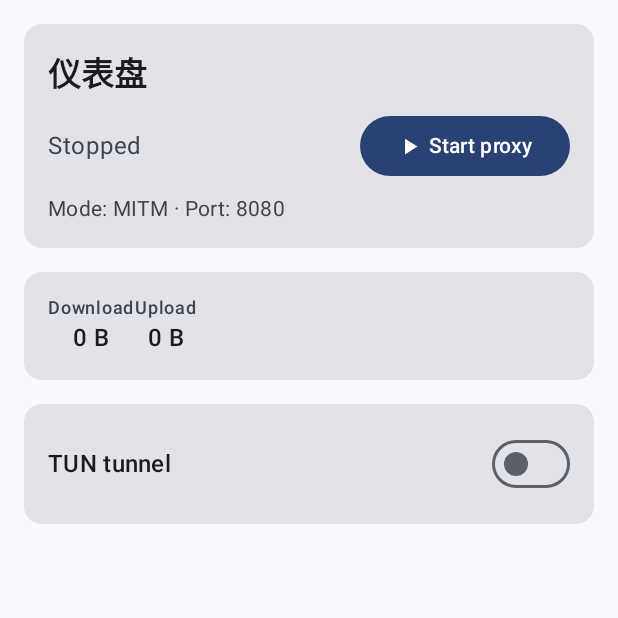
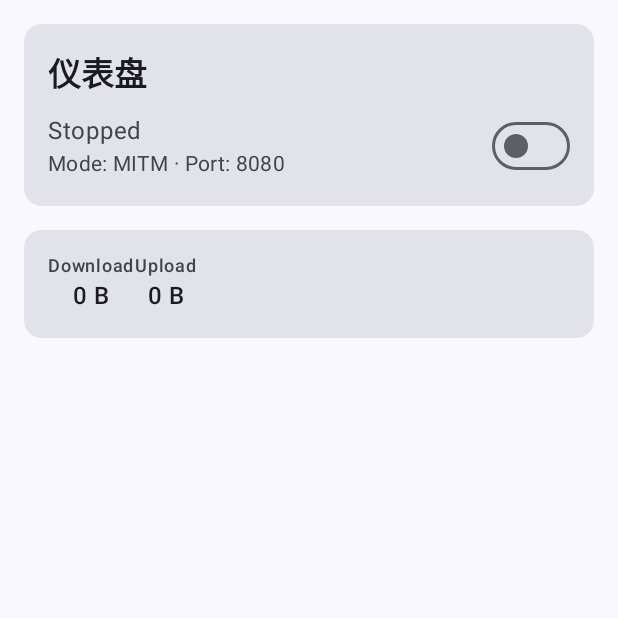
Before and after one commit to paher1221/Snishaper-Droid-Native, an Android app built with Jetpack Compose: the DashboardScreen screen opened through its navigation route, on a phone screen of 412 x 824 dp, the top half of it. Run offline under Robolectric (Android 15) with nearby library versions, the phone set to English and light mode, and no system bars; libraries missing offline, so code that uses them is left out: com.snishaper.core; 2 statements that could not run were skipped.

Commit message:
feat(dashboard): single TUN master switch
Merge proxy start/stop into the TUN toggle: switching TUN on starts the
proxy first (idempotent), switching off stops both. Dashboard now shows
one status card (running state, mode/port, engine message) with a single
switch plus the traffic card.

```diff
--- a/feature/dashboard/src/main/kotlin/com/snishaper/android/feature/dashboard/ui/DashboardScreen.kt
+++ b/feature/dashboard/src/main/kotlin/com/snishaper/android/feature/dashboard/ui/DashboardScreen.kt
@@ -3,20 +3,14 @@ package com.snishaper.android.feature.dashboard.ui
 import androidx.compose.foundation.layout.Arrangement
 import androidx.compose.foundation.layout.Column
 import androidx.compose.foundation.layout.Row
-import androidx.compose.foundation.layout.Spacer
 import androidx.compose.foundation.layout.fillMaxSize
 import androidx.compose.foundation.layout.fillMaxWidth
 import androidx.compose.foundation.layout.padding
 import androidx.compose.foundation.layout.size
 import androidx.compose.foundation.rememberScrollState
 import androidx.compose.foundation.verticalScroll
-import androidx.compose.material.icons.Icons
-import androidx.compose.material.icons.filled.PlayArrow
-import androidx.compose.material.icons.filled.Stop
-import androidx.compose.material3.Button
 import androidx.compose.material3.Card
 import androidx.compose.material3.CircularProgressIndicator
-import androidx.compose.material3.Icon
 import androidx.compose.material3.MaterialTheme
 import androidx.compose.material3.Switch
 import androidx.compose.material3.Text
@@ -38,7 +32,6 @@ import android.widget.Toast
 import com.snishaper.android.feature.dashboard.R
 import com.snishaper.android.feature.dashboard.vm.DashboardUiState
 import com.snishaper.android.feature.dashboard.vm.DashboardViewModel
-import com.snishaper.android.feature.dashboard.vm.ProxyOpEvent
 import com.snishaper.android.feature.dashboard.vm.TunOpEvent
 
 /** 与旧版 Dashboard.tsx 一致：空模式显示为 MITM。 */
@@ -56,7 +49,6 @@ private fun formatBytes(bytes: Long): String {
 fun DashboardScreen(modifier: Modifier = Modifier, viewModel: DashboardViewModel = viewModel()) {
     val state by viewModel.uiState.collectAsStateWithLifecycle()
     val tunEvent by viewModel.tunEvents.collectAsStateWithLifecycle()
-    val proxyEvent by viewModel.proxyEvents.collectAsStateWithLifecycle()
     val context = LocalContext.current
 
     val consentLauncher = rememberLauncherForActivityResult(
@@ -77,9 +69,6 @@ fun DashboardScreen(modifier: Modifier = Modifier, viewModel: DashboardViewModel
         )
         is TunOpEvent.ConsentNeeded, null -> null
     }
-    val proxyToast = (proxyEvent as? ProxyOpEvent.Error)?.let {
-        ToastText(stringResource(R.string.dashboard_proxy_toggle_failed, it.message), short = false)
-    }
 
     LaunchedEffect(tunEvent) {
         if (tunEvent is TunOpEvent.ConsentNeeded) {
@@ -93,12 +82,6 @@ fun DashboardScreen(modifier: Modifier = Modifier, viewModel: DashboardViewModel
         }
         if (tunEvent != null) viewModel.consumeTunEvent()
     }
-    LaunchedEffect(proxyEvent) {
-        proxyToast?.let { toast ->
-            Toast.makeText(context, toast.text, Toast.LENGTH_LONG).show()
-        }
-        if (proxyEvent != null) viewModel.consumeProxyEvent()
-    }
 
     Column(
         modifier = modifier
@@ -107,9 +90,8 @@ fun DashboardScreen(modifier: Modifier = Modifier, viewModel: DashboardViewModel
             .padding(16.dp),
         verticalArrangement = Arrangement.spacedBy(16.dp),
     ) {
-        StatusCard(state = state, onToggleProxy = viewModel::toggleProxy)
+        MainCard(state = state, onToggleTun = viewModel::toggleTun)
         TrafficCard(state = state)
-        TunCard(state = state, onToggleTun = viewModel::toggleTun)
     }
 }
 
@@ -120,8 +102,9 @@ private fun tunInfoRes(key: String): Int = when (key) {
     else -> R.string.dashboard_tun_starting
 }
 
+/** 总开关卡片：TUN 开关即代理启停（一键全起 / 一键全停）。 */
 @Composable
-private fun StatusCard(state: DashboardUiState, onToggleProxy: () -> Unit) {
+private fun MainCard(state: DashboardUiState, onToggleTun: () -> Unit) {
     Card(modifier = Modifier.fillMaxWidth()) {
         Column(Modifier.padding(16.dp), verticalArrangement = Arrangement.spacedBy(8.dp)) {
             Row(verticalAlignment = Alignment.CenterVertically) {
@@ -131,36 +114,21 @@ private fun StatusCard(state: DashboardUiState, onToggleProxy: () -> Unit) {
                     fontWeight = FontWeight.Bold,
                     modifier = Modifier.weight(1f),
                 )
-                if (state.isProxyBusy) {
+                if (state.isTunBusy) {
                     CircularProgressIndicator(modifier = Modifier.size(20.dp), strokeWidth = 2.dp)
                 }
             }
             Row(verticalAlignment = Alignment.CenterVertically) {
+                Column(Modifier.weight(1f)) {
                     Text(
                         text = stringResource(
-                        if (state.proxyRunning) R.string.dashboard_proxy_running
-                        else R.string.dashboard_proxy_stopped,
+                            if (state.tunStatus.running) R.string.dashboard_status_running
+                            else R.string.dashboard_status_stopped,
                         ),
-                    color = if (state.proxyRunning) MaterialTheme.colorScheme.primary
+                        color = if (state.tunStatus.running) MaterialTheme.colorScheme.primary
                         else MaterialTheme.colorScheme.onSurfaceVariant,
                         style = MaterialTheme.typography.bodyLarge,
-                    modifier = Modifier.weight(1f),
                     )
-                Button(onClick = onToggleProxy, enabled = !state.isProxyBusy) {
-                    Icon(
-                        imageVector = if (state.proxyRunning) Icons.Filled.Stop else Icons.Filled.PlayArrow,
-                        contentDescription = null,
-                        modifier = Modifier.size(18.dp),
-                    )
-                    Spacer(Modifier.size(4.dp))
-                    Text(
-                        stringResource(
-                            if (state.proxyRunning) R.string.dashboard_proxy_stop
-                            else R.string.dashboard_proxy_start,
-                        ),
-                    )
-                }
-            }
                     Text(
                         text = stringResource(
                             R.string.dashboard_mode_port, displayMode(state.proxyMode), state.listenPort,
@@ -168,6 +136,27 @@ private fun StatusCard(state: DashboardUiState, onToggleProxy: () -> Unit) {
                         style = MaterialTheme.typography.bodyMedium,
                         color = MaterialTheme.colorScheme.onSurfaceVariant,
                     )
+                    if (state.tunStatus.message.isNotBlank()) {
+                        Text(
+                            text = state.tunStatus.message,
+                            style = MaterialTheme.typography.bodySmall,
+                            color = MaterialTheme.colorScheme.onSurfaceVariant,
+                        )
+                    }
+                }
+                Switch(
+                    checked = state.tunStatus.running,
+                    enabled = state.tunStatus.supported && !state.isTunBusy,
+                    onCheckedChange = { onToggleTun() },
+                )
+            }
+            if (!state.tunStatus.supported) {
+                Text(
+                    text = stringResource(R.string.dashboard_tun_unsupported),
+                    style = MaterialTheme.typography.bodySmall,
+                    color = MaterialTheme.colorScheme.error,
+                )
+            }
         }
     }
 }
@@ -195,38 +184,3 @@ private fun TrafficCard(state: DashboardUiState) {
         }
     }
 }
-
-@Composable
-private fun TunCard(state: DashboardUiState, onToggleTun: () -> Unit) {
-    Card(modifier = Modifier.fillMaxWidth()) {
-        Column(Modifier.padding(16.dp), verticalArrangement = Arrangement.spacedBy(8.dp)) {
-            Row(verticalAlignment = Alignment.CenterVertically) {
-                Column(Modifier.weight(1f)) {
-                    Text(
-                        text = stringResource(R.string.dashboard_tun_on),
-                        style = MaterialTheme.typography.titleMedium,
-                    )
-                    if (state.tunStatus.message.isNotBlank()) {
-                        Text(
-                            text = state.tunStatus.message,
-                            style = MaterialTheme.typography.bodySmall,
-                            color = MaterialTheme.colorScheme.onSurfaceVariant,
-                        )
-                    }
-                }
-                Switch(
-                    checked = state.tunStatus.running,
-                    enabled = state.tunStatus.supported && !state.isTunBusy,
-                    onCheckedChange = { onToggleTun() },
-                )
-            }
-            if (!state.tunStatus.supported) {
-                Text(
-                    text = stringResource(R.string.dashboard_tun_unsupported),
-                    style = MaterialTheme.typography.bodySmall,
-                    color = MaterialTheme.colorScheme.error,
-                )
-            }
-        }
-    }
-}
--- a/feature/dashboard/src/main/res/values/strings.xml
+++ b/feature/dashboard/src/main/res/values/strings.xml
@@ -1,17 +1,12 @@
 <resources>
     <string name="dashboard_title">Dashboard</string>
-    <string name="dashboard_proxy_start">Start proxy</string>
-    <string name="dashboard_proxy_stop">Stop proxy</string>
-    <string name="dashboard_proxy_running">Running</string>
-    <string name="dashboard_proxy_stopped">Stopped</string>
+    <string name="dashboard_status_running">Running</string>
+    <string name="dashboard_status_stopped">Stopped</string>
     <string name="dashboard_mode_port">Mode: %1$s · Port: %2$d</string>
     <string name="dashboard_stats_down">Download</string>
     <string name="dashboard_stats_up">Upload</string>
-    <string name="dashboard_tun_on">TUN tunnel</string>
-    <string name="dashboard_tun_off">TUN tunnel</string>
     <string name="dashboard_tun_unsupported">TUN is not supported on this device</string>
-    <string name="dashboard_tun_starting">TUN is starting…</string>
-    <string name="dashboard_tun_stopped">TUN stopped</string>
-    <string name="dashboard_tun_failed">TUN operation failed: %1$s</string>
-    <string name="dashboard_proxy_toggle_failed">Proxy operation failed: %1$s</string>
+    <string name="dashboard_tun_starting">Starting…</string>
+    <string name="dashboard_tun_stopped">Stopped</string>
+    <string name="dashboard_tun_failed">Operation failed: %1$s</string>
 </resources>
```
Also changed, not shown: feature/dashboard/src/main/kotlin/com/snishaper/android/feature/dashboard/vm/DashboardViewModel.kt (+15 -25 lines), 2 other files. Lines whose indentation alone changed are shown as unchanged.
